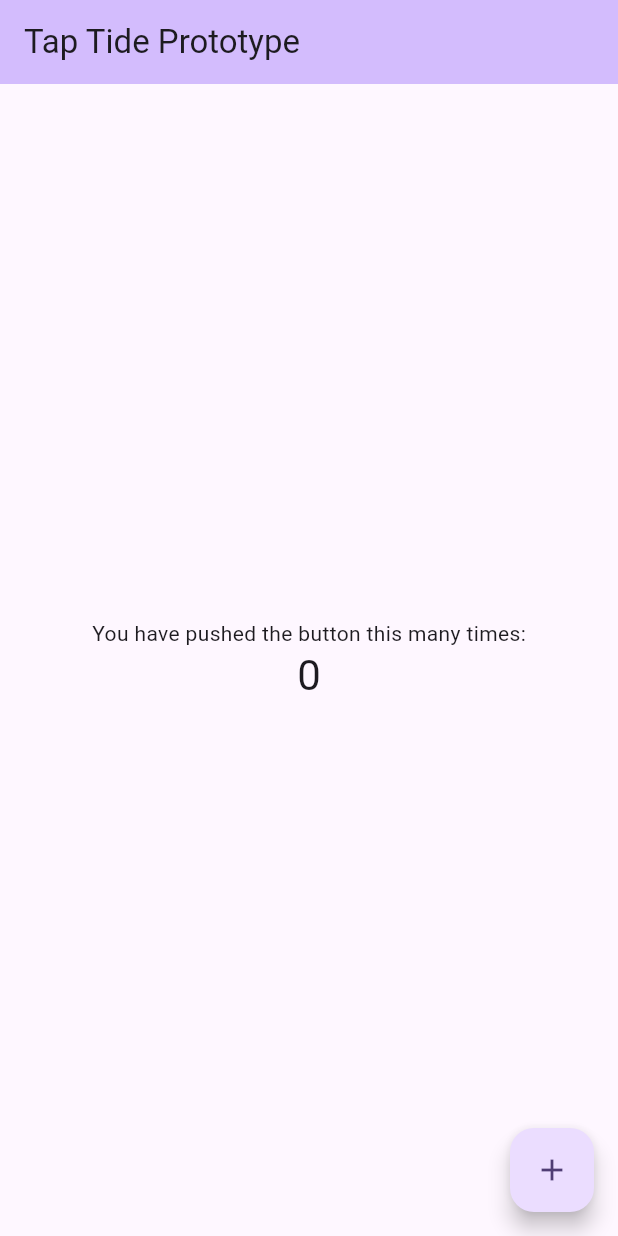
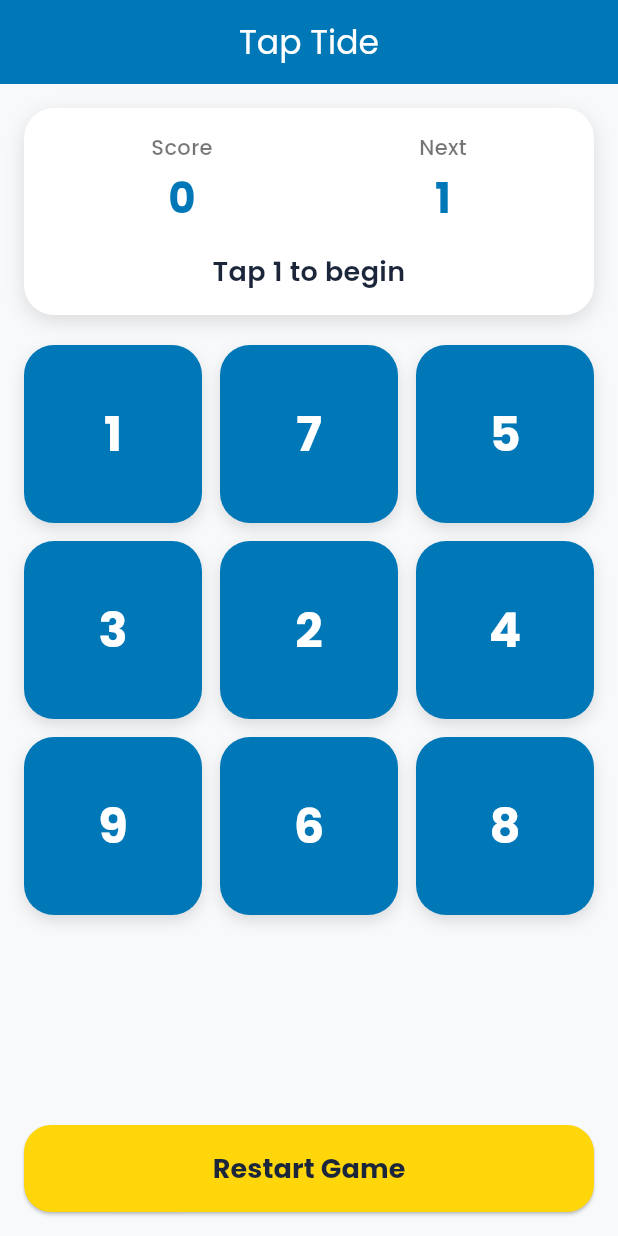
Before and after one commit to Tech-Ya-Life/tap-tide, a Flutter app: the screen it shows after launch, on a phone screen of 412 x 824 dp. Run offline on Flutter 3.47's test engine with Material 3 defaults, Android fonts, the phone set to English and light mode, and no system bars; our stand-ins replace google_fonts; missing offline and left inert: flame.

Commit message:
Add Tap Tide 3x3 prototype

```diff
--- a/lib/main.dart
+++ b/lib/main.dart
@@ -1,122 +1,278 @@
+import 'dart:math';
+import 'package:flame/game.dart';
 import 'package:flutter/material.dart';
+import 'package:google_fonts/google_fonts.dart';
 
 void main() {
-  runApp(const MyApp());
+  runApp(const TapTideApp());
 }
 
-class MyApp extends StatelessWidget {
-  const MyApp({super.key});
+class TapTideApp extends StatelessWidget {
+  const TapTideApp({super.key});
 
-  // This widget is the root of your application.
   @override
   Widget build(BuildContext context) {
     return MaterialApp(
-      title: 'Flutter Demo',
+      title: 'Tap Tide',
+      debugShowCheckedModeBanner: false,
       theme: ThemeData(
-        // This is the theme of your application.
-        //
-        // TRY THIS: Try running your application with "flutter run". You'll see
-        // the application has a purple toolbar. Then, without quitting the app,
-        // try changing the seedColor in the colorScheme below to Colors.green
-        // and then invoke "hot reload" (save your changes or press the "hot
-        // reload" button in a Flutter-supported IDE, or press "r" if you used
-        // the command line to start the app).
-        //
-        // Notice that the counter didn't reset back to zero; the application
-        // state is not lost during the reload. To reset the state, use hot
-        // restart instead.
-        //
-        // This works for code too, not just values: Most code changes can be
-        // tested with just a hot reload.
-        colorScheme: .fromSeed(seedColor: Colors.deepPurple),
+        colorScheme: ColorScheme.fromSeed(
+          seedColor: const Color(0xFF0077B6),
+          brightness: Brightness.light,
         ),
-      home: const MyHomePage(title: 'Tap Tide Prototype'),
+        textTheme: GoogleFonts.poppinsTextTheme(),
+        scaffoldBackgroundColor: const Color(0xFFF8F9FA),
+      ),
+      home: const TapTideHomePage(),
     );
   }
 }
 
-class MyHomePage extends StatefulWidget {
-  const MyHomePage({super.key, required this.title});
-
-  // This widget is the home page of your application. It is stateful, meaning
-  // that it has a State object (defined below) that contains fields that affect
-  // how it looks.
-
-  // This class is the configuration for the state. It holds the values (in this
-  // case the title) provided by the parent (in this case the App widget) and
-  // used by the build method of the State. Fields in a Widget subclass are
-  // always marked "final".
-
-  final String title;
+class TapTideHomePage extends StatefulWidget {
+  const TapTideHomePage({super.key});
 
   @override
-  State<MyHomePage> createState() => _MyHomePageState();
+  State<TapTideHomePage> createState() => _TapTideHomePageState();
 }
 
-class _MyHomePageState extends State<MyHomePage> {
-  int _counter = 0;
+class _TapTideHomePageState extends State<TapTideHomePage> {
+  late List<int> numbers;
+  int nextExpected = 1;
+  int score = 0;
+  bool gameOver = false;
+  String statusMessage = 'Tap 1 to begin';
 
-  void _incrementCounter() {
+  @override
+  void initState() {
+    super.initState();
+    _startNewGame();
+  }
+
+  void _startNewGame() {
+    numbers = List.generate(9, (index) => index + 1);
+    numbers.shuffle(Random());
+    nextExpected = 1;
+    score = 0;
+    gameOver = false;
+    statusMessage = 'Tap 1 to begin';
+    setState(() {});
+  }
+
+  void _handleTap(int value) {
+    if (gameOver) return;
+
+    if (value == nextExpected) {
+      if (nextExpected == 9) {
         setState(() {
-      // This call to setState tells the Flutter framework that something has
-      // changed in this State, which causes it to rerun the build method below
-      // so that the display can reflect the updated values. If we changed
-      // _counter without calling setState(), then the build method would not be
-      // called again, and so nothing would appear to happen.
-      _counter++;
+          score += 10;
+          statusMessage = 'You cleared the board!';
+          gameOver = true;
         });
+      } else {
+        setState(() {
+          score += 1;
+          nextExpected++;
+          statusMessage = 'Good! Tap $nextExpected';
+        });
+      }
+    } else {
+      setState(() {
+        statusMessage = 'Wrong tile. Game over.';
+        gameOver = true;
+      });
+    }
+  }
+
+  Color _tileColor(int value) {
+    if (gameOver && value == nextExpected) {
+      return const Color(0xFFFF6B35);
+    }
+    if (value < nextExpected) {
+      return const Color(0xFF2DC653);
+    }
+    return const Color(0xFF0077B6);
   }
 
   @override
   Widget build(BuildContext context) {
-    // This method is rerun every time setState is called, for instance as done
-    // by the _incrementCounter method above.
-    //
-    // The Flutter framework has been optimized to make rerunning build methods
-    // fast, so that you can just rebuild anything that needs updating rather
-    // than having to individually change instances of widgets.
     return Scaffold(
       appBar: AppBar(
-        // TRY THIS: Try changing the color here to a specific color (to
-        // Colors.amber, perhaps?) and trigger a hot reload to see the AppBar
-        // change color while the other colors stay the same.
-        backgroundColor: Theme.of(context).colorScheme.inversePrimary,
-        // Here we take the value from the MyHomePage object that was created by
-        // the App.build method, and use it to set our appbar title.
-        title: Text(widget.title),
+        title: const Text('Tap Tide'),
+        centerTitle: true,
+        backgroundColor: const Color(0xFF0077B6),
+        foregroundColor: Colors.white,
+        elevation: 0,
       ),
-      body: Center(
-        // Center is a layout widget. It takes a single child and positions it
-        // in the middle of the parent.
+      body: SafeArea(
+        child: Padding(
+          padding: const EdgeInsets.all(16),
           child: Column(
-          // Column is also a layout widget. It takes a list of children and
-          // arranges them vertically. By default, it sizes itself to fit its
-          // children horizontally, and tries to be as tall as its parent.
-          //
-          // Column has various properties to control how it sizes itself and
-          // how it positions its children. Here we use mainAxisAlignment to
-          // center the children vertically; the main axis here is the vertical
-          // axis because Columns are vertical (the cross axis would be
-          // horizontal).
-          //
-          // TRY THIS: Invoke "debug painting" (choose the "Toggle Debug Paint"
-          // action in the IDE, or press "p" in the console), to see the
-          // wireframe for each widget.
-          mainAxisAlignment: .center,
             children: [
-            const Text('You have pushed the button this many times:'),
-            Text(
-              '$_counter',
-              style: Theme.of(context).textTheme.headlineMedium,
+              _TopPanel(
+                score: score,
+                nextExpected: nextExpected,
+                gameOver: gameOver,
+                statusMessage: statusMessage,
+              ),
+              const SizedBox(height: 20),
+              Expanded(
+                child: GridView.builder(
+                  itemCount: numbers.length,
+                  gridDelegate: const SliverGridDelegateWithFixedCrossAxisCount(
+                    crossAxisCount: 3,
+                    crossAxisSpacing: 12,
+                    mainAxisSpacing: 12,
+                  ),
+                  itemBuilder: (context, index) {
+                    final value = numbers[index];
+                    return GestureDetector(
+                      onTap: () => _handleTap(value),
+                      child: AnimatedContainer(
+                        duration: const Duration(milliseconds: 180),
+                        decoration: BoxDecoration(
+                          color: _tileColor(value),
+                          borderRadius: BorderRadius.circular(20),
+                          boxShadow: const [
+                            BoxShadow(
+                              color: Colors.black12,
+                              blurRadius: 8,
+                              offset: Offset(0, 4),
+                            ),
+                          ],
+                        ),
+                        child: Center(
+                          child: Text(
+                            '$value',
+                            style: const TextStyle(
+                              fontSize: 32,
+                              fontWeight: FontWeight.bold,
+                              color: Colors.white,
+                            ),
+                          ),
+                        ),
+                      ),
+                    );
+                  },
+                ),
+              ),
+              const SizedBox(height: 12),
+              SizedBox(
+                width: double.infinity,
+                child: ElevatedButton(
+                  onPressed: _startNewGame,
+                  style: ElevatedButton.styleFrom(
+                    backgroundColor: const Color(0xFFFFD60A),
+                    foregroundColor: const Color(0xFF1B263B),
+                    padding: const EdgeInsets.symmetric(vertical: 16),
+                    shape: RoundedRectangleBorder(
+                      borderRadius: BorderRadius.circular(18),
+                    ),
+                  ),
+                  child: const Text(
+                    'Restart Game',
+                    style: TextStyle(
+                      fontSize: 18,
+                      fontWeight: FontWeight.w700,
+                    ),
+                  ),
+                ),
               ),
             ],
           ),
         ),
-      floatingActionButton: FloatingActionButton(
-        onPressed: _incrementCounter,
-        tooltip: 'Increment',
-        child: const Icon(Icons.add),
       ),
     );
   }
 }
+
+class _TopPanel extends StatelessWidget {
+  final int score;
+  final int nextExpected;
+  final bool gameOver;
+  final String statusMessage;
+
+  const _TopPanel({
+    required this.score,
+    required this.nextExpected,
+    required this.gameOver,
+    required this.statusMessage,
+  });
+
+  @override
+  Widget build(BuildContext context) {
+    return Container(
+      width: double.infinity,
+      padding: const EdgeInsets.all(16),
+      decoration: BoxDecoration(
+        color: Colors.white,
+        borderRadius: BorderRadius.circular(20),
+        boxShadow: const [
+          BoxShadow(
+            color: Colors.black12,
+            blurRadius: 10,
+            offset: Offset(0, 4),
+          ),
+        ],
+      ),
+      child: Column(
+        children: [
+          Row(
+            mainAxisAlignment: MainAxisAlignment.spaceAround,
+            children: [
+              _InfoChip(label: 'Score', value: '$score'),
+              _InfoChip(
+                label: 'Next',
+                value: gameOver ? '-' : '$nextExpected',
+              ),
+            ],
+          ),
+          const SizedBox(height: 16),
+          Text(
+            statusMessage,
+            textAlign: TextAlign.center,
+            style: const TextStyle(
+              fontSize: 18,
+              fontWeight: FontWeight.w600,
+              color: Color(0xFF1B263B),
+            ),
+          ),
+        ],
+      ),
+    );
+  }
+}
+
+class _InfoChip extends StatelessWidget {
+  final String label;
+  final String value;
+
+  const _InfoChip({
+    required this.label,
+    required this.value,
+  });
+
+  @override
+  Widget build(BuildContext context) {
+    return Column(
+      children: [
+        Text(
+          label,
+          style: const TextStyle(
+            fontSize: 14,
+            color: Colors.black54,
+            fontWeight: FontWeight.w500,
+          ),
+        ),
+        const SizedBox(height: 4),
+        Text(
+          value,
+          style: const TextStyle(
+            fontSize: 28,
+            fontWeight: FontWeight.bold,
+            color: Color(0xFF0077B6),
+          ),
+        ),
+      ],
+    );
+  }
+}
--- a/pubspec.yaml
+++ b/pubspec.yaml
@@ -34,6 +34,8 @@ dependencies:
   # The following adds the Cupertino Icons font to your application.
   # Use with the CupertinoIcons class for iOS style icons.
   cupertino_icons: ^1.0.8
+  flame: ^1.36.0
+  google_fonts: ^8.0.2
 
 dev_dependencies:
   flutter_test:
```
Also changed, not shown: 4 other files. Lines whose indentation alone changed are shown as unchanged.
